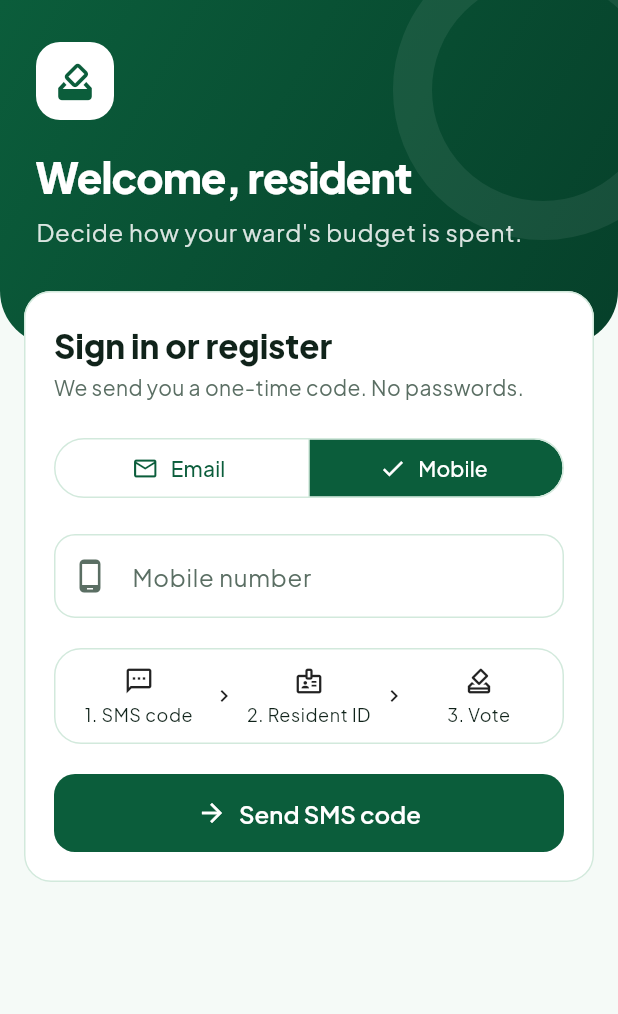
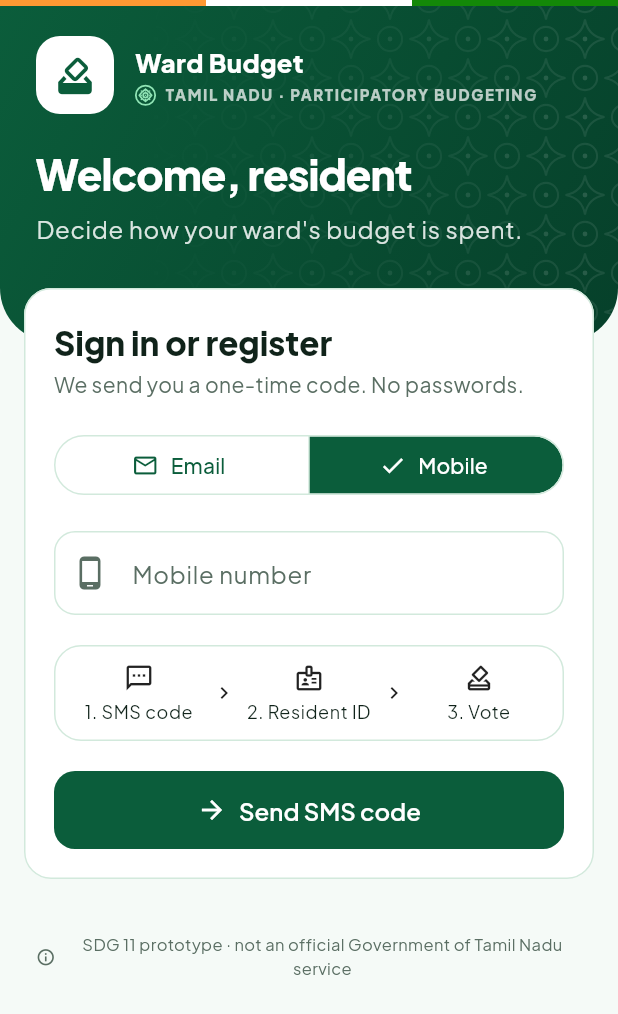
Before and after one commit to Nimzliot/WARD-MEMBER, a Flutter app: the LoginScreen screen opened directly, after a tap on "Mobile", on a phone screen of 412 x 824 dp. Shown: the top 1014 px of the screen. Run offline on Flutter 3.47's test engine with Material 3 defaults, Android fonts, the phone set to English and light mode, and no system bars; our stand-ins replace fl_chart, go_router, supabase_flutter; accounts and stored records are empty.

Commit message:
Tamil Nadu civic look: tricolour strip, kolam patterns and mark, prototype notice
Co-Authored-By: Claude Opus 5.5 <noreply@anthropic.com>

```diff
--- a/app/lib/screens/login_screen.dart
+++ b/app/lib/screens/login_screen.dart
@@ -6,6 +6,7 @@ import 'package:provider/provider.dart';
 import '../providers/auth_provider.dart';
 import '../utils/errors.dart';
 import '../theme.dart';
+import '../widgets/civic.dart';
 import '../widgets/common.dart';
 
 class LoginScreen extends StatefulWidget {
@@ -177,6 +178,10 @@ class _LoginScreenState extends State<LoginScreen> {
                 ),
               ),
             ),
+            const Padding(
+              padding: EdgeInsets.fromLTRB(24, 0, 24, 24),
+              child: PrototypeNotice(),
+            ),
           ],
         ),
       ),
@@ -198,32 +203,58 @@ class _LoginHeader extends StatelessWidget {
       ),
       child: Stack(
         children: [
-          Positioned(
-            right: -50,
-            top: -40,
-            child: Container(
-              width: 200,
-              height: 200,
-              decoration: BoxDecoration(
-                shape: BoxShape.circle,
-                border: Border.all(color: Colors.white.withValues(alpha: 0.07), width: 26),
+          Positioned.fill(
+            child: ShaderMask(
+              shaderCallback: (r) =>
+                  const LinearGradient(colors: [Colors.transparent, Colors.white], stops: [0.2, 1]).createShader(r),
+              blendMode: BlendMode.dstIn,
+              child: CustomPaint(painter: KolamPatternPainter()),
             ),
           ),
+          Positioned(
+            left: 0,
+            right: 0,
+            top: MediaQuery.paddingOf(context).top,
+            child: const TricolourStrip(),
           ),
           SafeArea(
             bottom: false,
             child: Padding(
-              padding: const EdgeInsets.fromLTRB(24, 28, 24, 64),
+              padding: const EdgeInsets.fromLTRB(24, 24, 24, 64),
               child: Column(
                 crossAxisAlignment: CrossAxisAlignment.start,
                 children: [
+                  Row(children: [
                     Container(
                       width: 52,
                       height: 52,
                       decoration: BoxDecoration(color: Colors.white, borderRadius: BorderRadius.circular(16)),
                       child: const Icon(Icons.how_to_vote_rounded, color: AppColors.forest, size: 30),
                     ),
-                  const SizedBox(height: 20),
+                    const SizedBox(width: 14),
+                    Expanded(
+                      child: Column(crossAxisAlignment: CrossAxisAlignment.start, children: [
+                        const Text('Ward Budget',
+                            style: TextStyle(color: Colors.white, fontWeight: FontWeight.w800, fontSize: 17)),
+                        const SizedBox(height: 3),
+                        Row(children: [
+                          const KolamMark(size: 14, color: AppColors.leaf),
+                          const SizedBox(width: 6),
+                          Flexible(
+                            child: Text(kAuthorityLine,
+                                maxLines: 1,
+                                overflow: TextOverflow.ellipsis,
+                                style: TextStyle(
+                                    color: Colors.white.withValues(alpha: 0.72),
+                                    fontSize: 10,
+                                    fontWeight: FontWeight.w800,
+                                    letterSpacing: 1.1)),
+                          ),
+                        ]),
+                      ]),
+                    ),
+                  ]),
+                  const SizedBox(height: 22),
                   Text(
                     'Welcome, resident',
                     style: theme.textTheme.headlineMedium?.copyWith(
--- a/app/lib/screens/profile_screen.dart
+++ b/app/lib/screens/profile_screen.dart
@@ -6,6 +6,7 @@ import '../providers/auth_provider.dart';
 import '../utils/format.dart';
 import '../theme.dart';
 import '../widgets/brand.dart';
+import '../widgets/civic.dart';
 import '../widgets/common.dart';
 
 class ProfileScreen extends StatelessWidget {
@@ -145,6 +146,8 @@ class ProfileScreen extends StatelessWidget {
                     foregroundColor: theme.colorScheme.error,
                   ),
                 ),
+                const SizedBox(height: 20),
+                const PrototypeNotice(),
               ]),
             ),
           ],
--- /dev/null
+++ b/app/lib/widgets/civic.dart
@@ -0,0 +1,158 @@
+import 'dart:math' as math;
+
+import 'package:flutter/material.dart';
+
+import '../theme.dart';
+
+/// Civic look for Tamil Nadu: tricolour strip, kolam patterns and the app's own
+/// kolam mark. Deliberately NOT the state emblem — this is a prototype, not an
+/// official Government of Tamil Nadu service (see [PrototypeNotice]).
+
+const kAuthorityLine = 'TAMIL NADU · PARTICIPATORY BUDGETING';
+
+/// Thin saffron / white / green strip, as on Indian public-service portals.
+class TricolourStrip extends StatelessWidget {
+  const TricolourStrip({super.key, this.height = 4});
+
+  final double height;
+
+  @override
+  Widget build(BuildContext context) => SizedBox(
+        height: height,
+        child: const Row(crossAxisAlignment: CrossAxisAlignment.stretch, children: [
+          Expanded(child: ColoredBox(color: Color(0xFFFF9933))),
+          Expanded(child: ColoredBox(color: Colors.white)),
+          Expanded(child: ColoredBox(color: Color(0xFF138808))),
+        ]),
+      );
+}
+
+/// Pulli kolam: a dot grid with loops drawn around the dots, tiled as a
+/// background texture (white, very low contrast on the green headers).
+class KolamPatternPainter extends CustomPainter {
+  KolamPatternPainter({this.color = Colors.white, this.opacity = 0.09, this.cell = 26});
+
+  final Color color;
+  final double opacity;
+  final double cell; // distance between dots
+
+  @override
+  void paint(Canvas canvas, Size size) {
+    final dot = Paint()..color = color.withValues(alpha: opacity * 1.6);
+    final line = Paint()
+      ..color = color.withValues(alpha: opacity)
+      ..style = PaintingStyle.stroke
+      ..strokeWidth = 1.4;
+    final r = cell / 2;
+    for (var y = 0.0; y < size.height + cell; y += cell) {
+      for (var x = 0.0; x < size.width + cell; x += cell) {
+        final c = Offset(x, y);
+        canvas.drawCircle(c, 1.6, dot);
+        // alternate loops: diamond petals around even dots, circles around odd ones
+        final odd = ((x / cell).round() + (y / cell).round()).isOdd;
+        if (odd) {
+          canvas.drawCircle(c, r * 0.62, line);
+        } else {
+          final p = Path()
+            ..moveTo(x, y - r)
+            ..quadraticBezierTo(x + r * 0.15, y - r * 0.15, x + r, y)
+            ..quadraticBezierTo(x + r * 0.15, y + r * 0.15, x, y + r)
+            ..quadraticBezierTo(x - r * 0.15, y + r * 0.15, x - r, y)
+            ..quadraticBezierTo(x - r * 0.15, y - r * 0.15, x, y - r);
+          canvas.drawPath(p, line);
+        }
+      }
+    }
+  }
+
+  @override
+  bool shouldRepaint(KolamPatternPainter old) => old.opacity != opacity || old.color != color || old.cell != cell;
+}
+
+/// The app's own mark: a 3×3 pulli kolam inside a ring. [progress] 0..1 draws
+/// it stroke by stroke (used by the intro); 1 = complete.
+class KolamMark extends StatelessWidget {
+  const KolamMark({super.key, this.size = 22, this.color = Colors.white, this.progress = 1});
+
+  final double size;
+  final Color color;
+  final double progress;
+
+  @override
+  Widget build(BuildContext context) =>
+      CustomPaint(size: Size.square(size), painter: _KolamMarkPainter(color: color, progress: progress));
+}
+
+class _KolamMarkPainter extends CustomPainter {
+  _KolamMarkPainter({required this.color, required this.progress});
+
+  final Color color;
+  final double progress;
+
+  @override
+  void paint(Canvas canvas, Size size) {
+    final s = size.width;
+    final c = Offset(s / 2, s / 2);
+    final stroke = Paint()
+      ..color = color
+      ..style = PaintingStyle.stroke
+      ..strokeCap = StrokeCap.round
+      ..strokeWidth = math.max(1.2, s * 0.055);
+
+    // outer ring
+    final ringT = (progress / 0.35).clamp(0.0, 1.0);
+    canvas.drawArc(Rect.fromCircle(center: c, radius: s * 0.46), -math.pi / 2, 2 * math.pi * ringT, false, stroke);
+
+    // 3×3 dots
+    final g = s * 0.2;
+    final dotsT = ((progress - 0.25) / 0.25).clamp(0.0, 1.0);
+    final dot = Paint()..color = color.withValues(alpha: dotsT);
+    for (var i = -1; i <= 1; i++) {
+      for (var j = -1; j <= 1; j++) {
+        canvas.drawCircle(c + Offset(i * g, j * g), s * 0.035 * dotsT + 0.01, dot);
+      }
+    }
+
+    // one continuous loop weaving around the dots (a diamond of four petals)
+    final loopT = ((progress - 0.45) / 0.55).clamp(0.0, 1.0);
+    if (loopT > 0) {
+      final k = g * 1.45;
+      final path = Path()
+        ..moveTo(c.dx, c.dy - k)
+        ..quadraticBezierTo(c.dx + g * 0.9, c.dy - g * 0.9, c.dx + k, c.dy)
+        ..quadraticBezierTo(c.dx + g * 0.9, c.dy + g * 0.9, c.dx, c.dy + k)
+        ..quadraticBezierTo(c.dx - g * 0.9, c.dy + g * 0.9, c.dx - k, c.dy)
+        ..quadraticBezierTo(c.dx - g * 0.9, c.dy - g * 0.9, c.dx, c.dy - k)
+        ..addOval(Rect.fromCircle(center: c, radius: g * 0.55));
+      for (final m in path.computeMetrics()) {
+        canvas.drawPath(m.extractPath(0, m.length * loopT), stroke);
+      }
+    }
+  }
+
+  @override
+  bool shouldRepaint(_KolamMarkPainter old) => old.progress != progress || old.color != color;
+}
+
+/// Small print that keeps the prototype honest.
+class PrototypeNotice extends StatelessWidget {
+  const PrototypeNotice({super.key, this.onDark = false});
+
+  final bool onDark;
+
+  @override
+  Widget build(BuildContext context) => Row(
+        mainAxisAlignment: MainAxisAlignment.center,
+        children: [
+          Icon(Icons.info_outline, size: 13, color: onDark ? Colors.white60 : AppColors.inkMuted),
+          const SizedBox(width: 5),
+          Flexible(
+            child: Text(
+              'SDG 11 prototype · not an official Government of Tamil Nadu service',
+              textAlign: TextAlign.center,
+              style: TextStyle(fontSize: 11, color: onDark ? Colors.white60 : AppColors.inkMuted),
+            ),
+          ),
+        ],
+      );
+}
```
Also changed, not shown: app/lib/screens/splash_screen.dart (+37 -1 lines), app/lib/widgets/brand.dart (+36 -12 lines), app/lib/widgets/common.dart (+10 -11 lines), 12 other files. Lines whose indentation alone changed are shown as unchanged.
